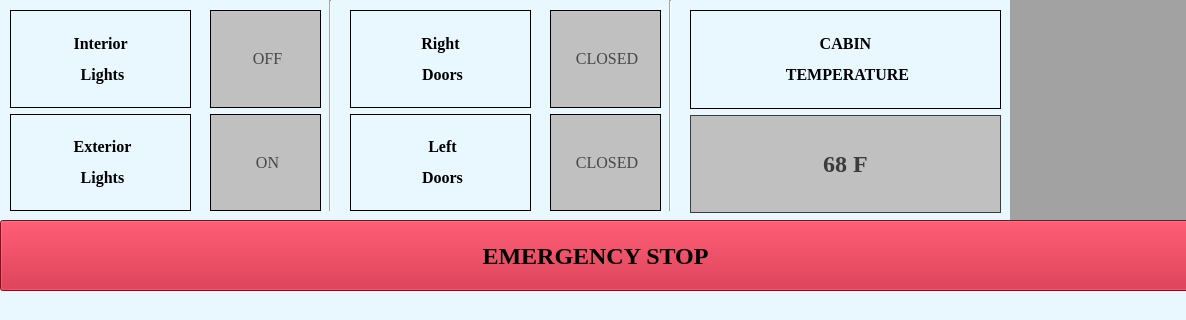
First picture: the form in Train_Model/TrainModel_UI.ui, repository asmithie13/ECE-1140, before the edit; both pictures show x 0 to 1186 and y 400 to 720 of the 1186 by 720 pixel window.
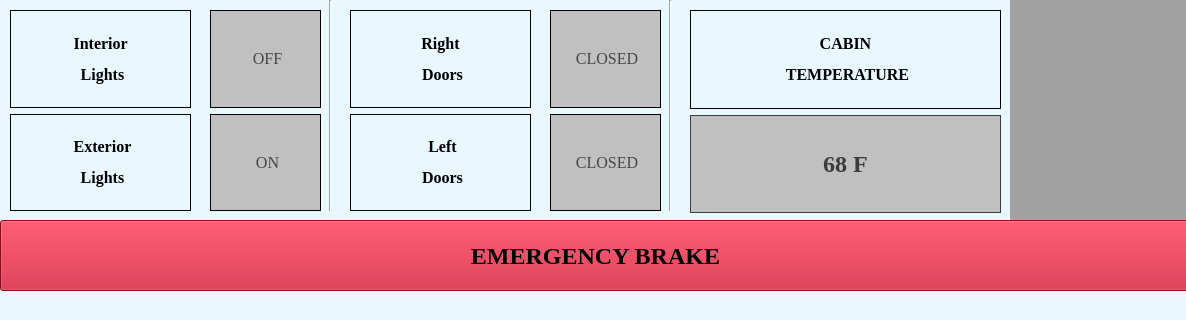
Second picture: the form after the edit. Icons and pictures are not drawn.

```diff
--- a/Train_Model/TrainModel_UI.ui
+++ b/Train_Model/TrainModel_UI.ui
@@ -1419,7 +1419,7 @@
 </string>
     </property>
     <property name="text">
-     <string>EMERGENCY STOP</string>
+     <string>EMERGENCY BRAKE</string>
     </property>
     <property name="checkable">
      <bool>false</bool>
```
